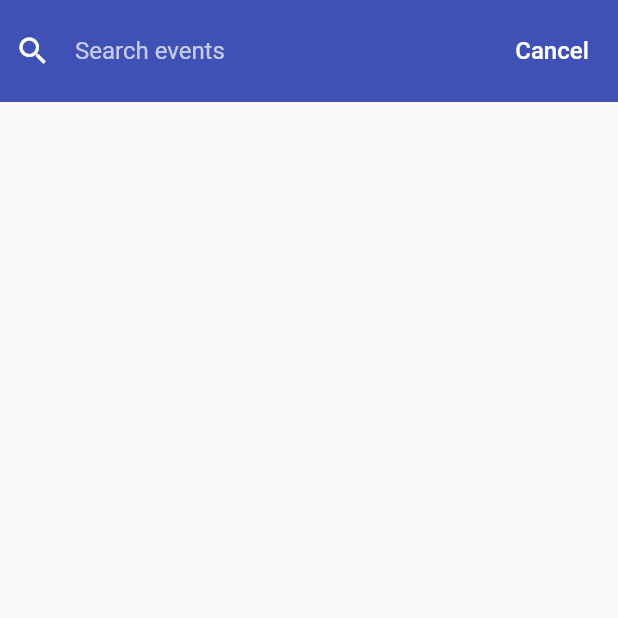
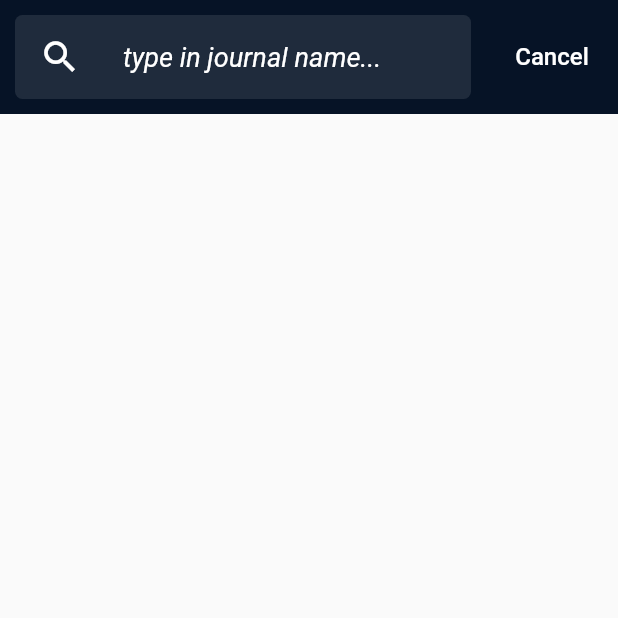
Before and after one commit to ab-morphious/seat_geek, a Flutter app: the screen it shows after launch, on a phone screen of 412 x 824 dp, the top half of it. Run offline on Flutter 3.47's test engine with Material 2 defaults, Android fonts, the phone set to English and light mode, and no system bars; our stand-ins replace bloc, dartz, equatable, flutter_bloc, get, get_it and 2 more.

Commit message:
ui polishing

```diff
--- a/lib/data/datasource/event_remote_datasource.dart
+++ b/lib/data/datasource/event_remote_datasource.dart
@@ -15,10 +15,8 @@ class RemoteDataSourceImpl implements RemoteDataSource {
 
   @override
   Future<Events> getEvents(String query) async {
-    print("HEREEEEEEEEEEEEEEEE");
     final response = await http.get(Uri.parse(Urls.eventsListUrl(query)));
     if (response.statusCode == 200) {
-      print(response.body.toString());
       return Events.fromJson(jsonDecode(response.body));
     } else {
       throw ServerException();
--- a/lib/data/repositories/event_repository_impl.dart
+++ b/lib/data/repositories/event_repository_impl.dart
@@ -15,7 +15,6 @@ class EventRepositoryImpl implements EventRepository {
 
   @override
   Future<Either<Failure, Events>> getEvents(String query) async {
-    print("HEREEEEEEEEEEEEEEEE");
     try {
       final result = await remoteDataSource.getEvents(query);
       return Right(result);
--- a/lib/main.dart
+++ b/lib/main.dart
@@ -1,9 +1,11 @@
 import 'package:flutter/material.dart';
+import 'package:flutter/services.dart';
 import 'package:flutter_bloc/flutter_bloc.dart';
 import 'package:get/get_navigation/src/root/get_material_app.dart';
 import 'package:seat_geek/presentation/bloc/events_bloc.dart';
 import 'package:seat_geek/presentation/bloc/events_event.dart';
 import 'package:seat_geek/presentation/pages/listing_page.dart';
+import 'package:seat_geek/utils.dart';
 import 'di.dart' as di;
 
 void main() {
@@ -17,6 +19,9 @@ void callApi() {}
 class MyApp extends StatelessWidget {
   @override
   Widget build(BuildContext context) {
+    SystemChrome.setSystemUIOverlayStyle(SystemUiOverlayStyle(
+        statusBarColor: ColorConstants.kTopColor
+    ));
     return MultiBlocProvider(
       providers: [
         BlocProvider(
@@ -26,7 +31,6 @@ class MyApp extends StatelessWidget {
       child: GetMaterialApp(
         debugShowCheckedModeBanner: false,
         title: 'Seat Geek',
-        theme: ThemeData(primarySwatch: Colors.indigo),
         home: ListingPage(),
       ),
     );
--- a/lib/presentation/pages/listing_page.dart
+++ b/lib/presentation/pages/listing_page.dart
@@ -6,6 +6,7 @@ import 'package:loading_animation_widget/loading_animation_widget.dart';
 import 'package:seat_geek/presentation/bloc/events_state.dart';
 import 'package:seat_geek/presentation/pages/event_detail.dart';
 
+import '../../utils.dart';
 import '../bloc/events_bloc.dart';
 import '../bloc/events_event.dart';
 
@@ -23,13 +24,14 @@ class ListingPage extends StatelessWidget {
             child: Column(
       children: [
         Container(
-          color: Colors.indigo,
+          color: ColorConstants.kTopColor,
           child: Row(
             children: [
               Expanded(
                 child: Padding(
                   padding: EdgeInsets.symmetric(horizontal: 10, vertical: 10),
-                  child: TextField(
+                 /* child: TextFormField(
+                    style: TextStyle(color: Colors.white),
                     controller: _searchTextEditingController,
                     onChanged: (value) {
                       context.read<EventsBloc>().add(OnQueryChanged(value));
@@ -37,20 +39,53 @@ class ListingPage extends StatelessWidget {
                     decoration: const InputDecoration(
                       hintStyle: TextStyle(color: Colors.white70),
                       labelStyle: TextStyle(color: Colors.white),
+                      floatingLabelStyle: TextStyle(color: Colors.white70),
                       iconColor: Colors.white,
                       icon: Icon(Icons.search, color: Colors.white),
                       border: OutlineInputBorder(),
                       enabledBorder: InputBorder.none,
                       focusedBorder: InputBorder.none,
-                      fillColor: Colors.indigo,
                       hintText: 'Search events',
                     ),
-                  ),
+                  ),*/
+                     child: Container(
+                       decoration: BoxDecoration(
+                         borderRadius: BorderRadius.circular(5.0),
+                         color: Colors.white.withOpacity(0.1)
+                       ),
+                       child: ListTile(
+                        leading: const Icon(
+                          Icons.search,
+                          color: Colors.white,
+                          size: 28,
+                        ),
+                        title: TextField(
+                          controller: _searchTextEditingController,
+                          onChanged: (value){
+                            context.read<EventsBloc>().add(OnQueryChanged(value));
+                          },
+                          decoration: const InputDecoration(
+                            hintText: 'type in journal name...',
+                            hintStyle: TextStyle(
+                              color: Colors.white,
+                              fontSize: 18,
+                              fontStyle: FontStyle.italic,
+                            ),
+                            border: InputBorder.none,
+                          ),
+                          style: const TextStyle(
+                            color: Colors.white,
+                          ),
+                        ),
+                    ),
+                     ),
                 ),
               ),
               Container(
                 child: MaterialButton(
-                    onPressed: () {},
+                    onPressed: () {
+                      _searchTextEditingController?.clear();
+                    },
                     child: const Text(
                       'Cancel',
                       style: TextStyle(color: Colors.white, fontSize: 16.0),
@@ -63,7 +98,7 @@ class ListingPage extends StatelessWidget {
           if (state is EventsLoading) {
             return Center(
                 child: LoadingAnimationWidget.horizontalRotatingDots(
-                    color: Colors.black, size: 100));
+                    color: ColorConstants.kTopColor, size: 70));
           } else if (state is EventsData) {
             return Expanded(
               child: ListView.builder(
@@ -80,7 +115,7 @@ class ListingPage extends StatelessWidget {
                             borderRadius: BorderRadius.circular(8.0),
                             child: Image.network(state.events.events[position]
                                     .performers[0].image ??
-          'https://montessoriinthewoods.org/wp-content/uploads/2018/02/image-placeholder-500x500.jpg'                         ),
+                                'https://montessoriinthewoods.org/wp-content/uploads/2018/02/image-placeholder-500x500.jpg'),
                           ),
                           title: Text(
                             state.events.events[position].title.toString(),
@@ -104,8 +139,9 @@ class ListingPage extends StatelessWidget {
                     );
                   }),
             );
-          } else
+          } else {
             return SizedBox();
+          }
         })
       ],
     )));
--- /dev/null
+++ b/lib/utils.dart
@@ -0,0 +1,7 @@
+
+
+import 'dart:ui';
+
+class ColorConstants {
+  static Color kTopColor = Color(0xff061326);
+}
```
Also changed, not shown: lib/presentation/pages/event_detail.dart (+36 -9 lines), 1 other file.
